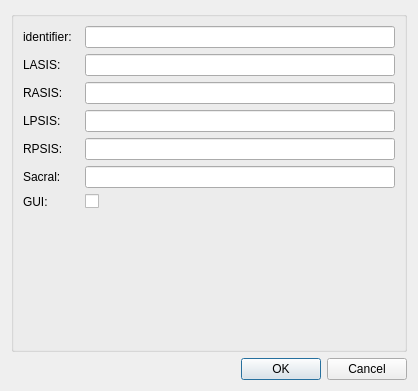
Qt form mapclientplugins/fieldworkpcregpelvis2landmarksstep/qt/configuredialog.ui (mapclient-plugins/fieldworkpcregpelvis2landmarksstep) before a commit.
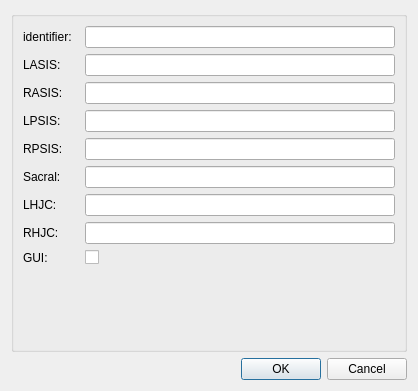
The same form after that commit.

Commit message: added RHJC and LHJC as possible landmarks for fitting

What changed in the file:
```diff
--- a/mapclientplugins/fieldworkpcregpelvis2landmarksstep/qt/configuredialog.ui
+++ b/mapclientplugins/fieldworkpcregpelvis2landmarksstep/qt/configuredialog.ui
@@ -83,14 +83,14 @@
       <item row="4" column="1">
        <widget class="QLineEdit" name="lineEditRPSIS"/>
       </item>
-      <item row="6" column="0">
+      <item row="8" column="0">
        <widget class="QLabel" name="label_7">
         <property name="text">
          <string>GUI:</string>
         </property>
        </widget>
       </item>
-      <item row="6" column="1">
+      <item row="8" column="1">
        <widget class="QCheckBox" name="checkBoxGUI">
         <property name="text">
          <string/>
@@ -107,6 +107,26 @@
         </property>
        </widget>
       </item>
+      <item row="6" column="1">
+       <widget class="QLineEdit" name="lineEditLHJC"/>
+      </item>
+      <item row="7" column="1">
+       <widget class="QLineEdit" name="lineEditRHJC"/>
+      </item>
+      <item row="6" column="0">
+       <widget class="QLabel" name="label_6">
+        <property name="text">
+         <string>LHJC:</string>
+        </property>
+       </widget>
+      </item>
+      <item row="7" column="0">
+       <widget class="QLabel" name="label_8">
+        <property name="text">
+         <string>RHJC:</string>
+        </property>
+       </widget>
+      </item>
      </layout>
     </widget>
    </item>
```
Left out of the diff: 35 changed lines with no effect on the pictures. The commit also changes 6 other files.
